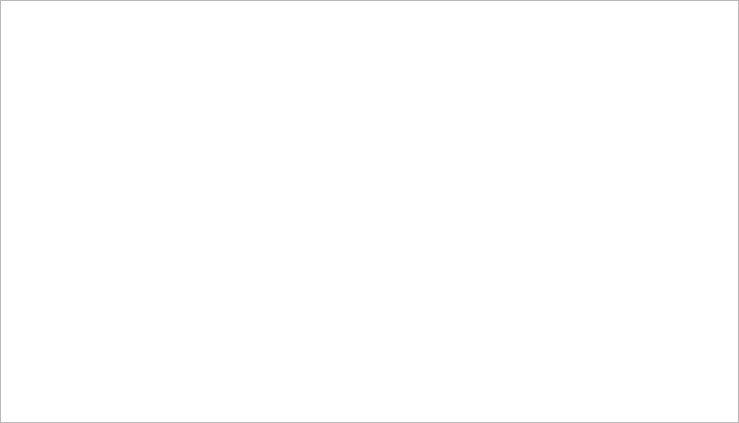
Above: omodsim/controls/scriptcontrol.ui from sanny32/OpenModSim before the change. Below: the same form after it.
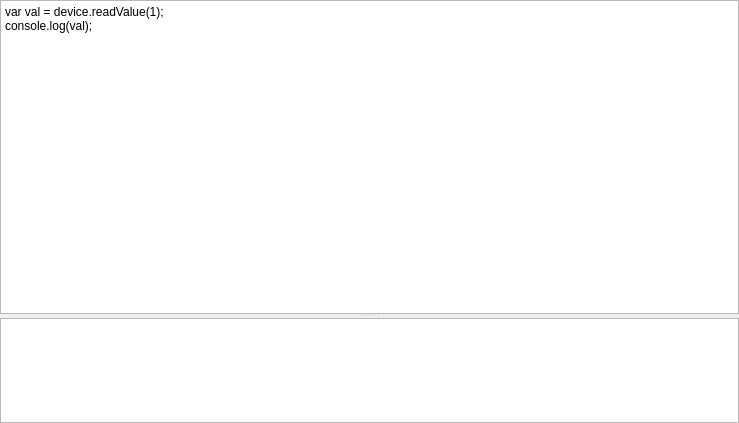
That is the form after the change. Custom widgets are drawn as their Qt base class.

```diff
--- a/omodsim/controls/scriptcontrol.ui
+++ b/omodsim/controls/scriptcontrol.ui
@@ -24,7 +24,37 @@
     <number>0</number>
    </property>
    <item>
-    <widget class="CodeEditor" name="plainTextEdit"/>
+    <widget class="QSplitter" name="splitter">
+     <property name="orientation">
+      <enum>Qt::Vertical</enum>
+     </property>
+     <widget class="CodeEditor" name="codeEditor">
+      <property name="sizePolicy">
+       <sizepolicy hsizetype="Expanding" vsizetype="Expanding">
+        <horstretch>0</horstretch>
+        <verstretch>3</verstretch>
+       </sizepolicy>
+      </property>
+      <property name="plainText">
+       <string notr="true">var val = device.readValue(1);
+console.log(val);</string>
+      </property>
+     </widget>
+     <widget class="Console" name="console">
+      <property name="sizePolicy">
+       <sizepolicy hsizetype="Expanding" vsizetype="Expanding">
+        <horstretch>0</horstretch>
+        <verstretch>1</verstretch>
+       </sizepolicy>
+      </property>
+      <property name="undoRedoEnabled">
+       <bool>false</bool>
+      </property>
+      <property name="readOnly">
+       <bool>true</bool>
+      </property>
+     </widget>
+    </widget>
    </item>
   </layout>
  </widget>
@@ -34,6 +64,11 @@
    <extends>QPlainTextEdit</extends>
    <header>codeeditor.h</header>
   </customwidget>
+  <customwidget>
+   <class>Console</class>
+   <extends>QPlainTextEdit</extends>
+   <header>console.h</header>
+  </customwidget>
  </customwidgets>
  <resources/>
  <connections/>
```
Left out of the diff: 8 changed lines with no effect on the pictures.
